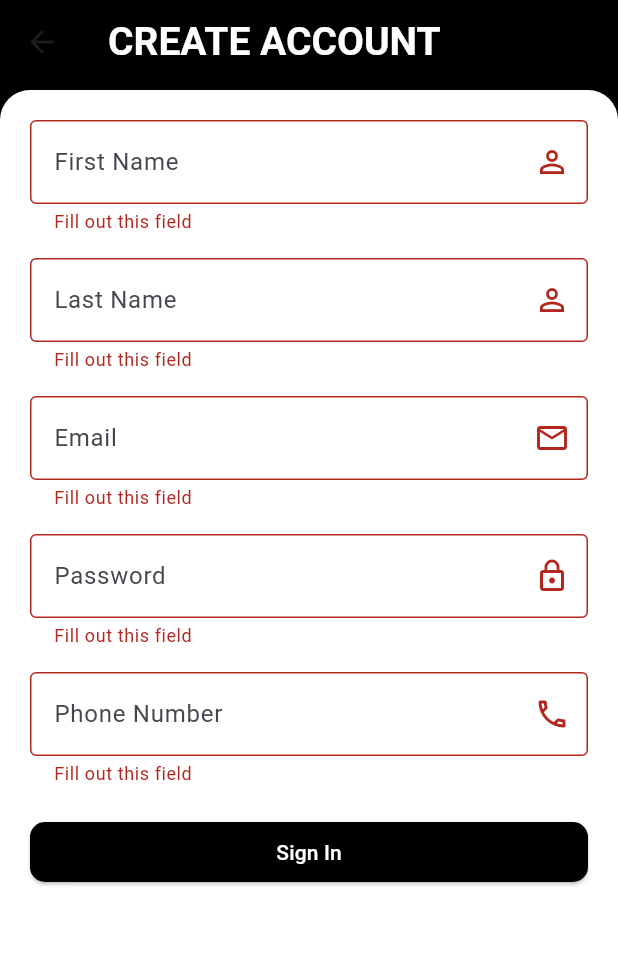
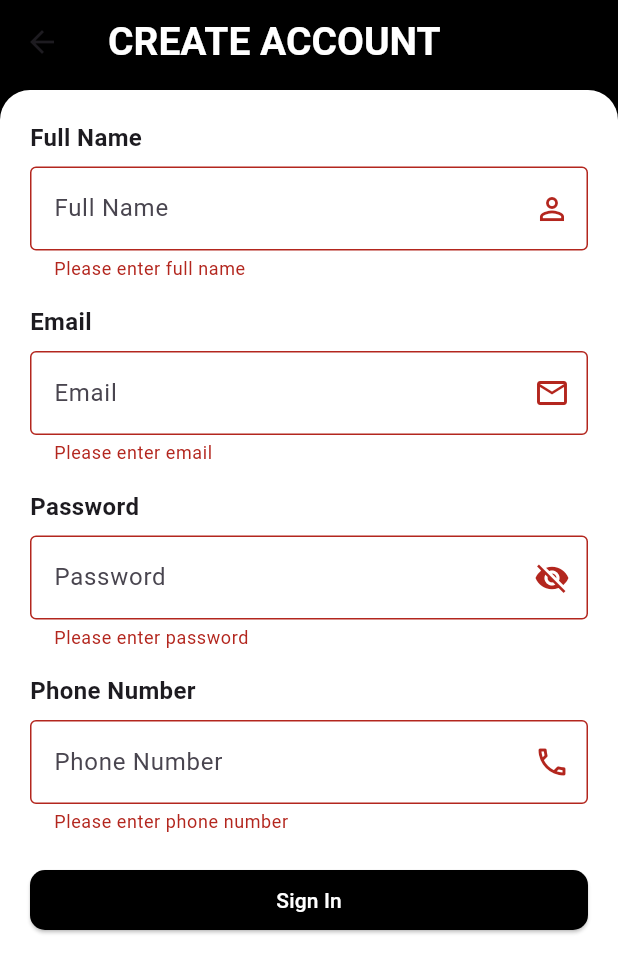
Before and after one commit to JashobeamKayiwa/TaskIT, a Flutter app: the RegisterPage screen opened directly, after a tap on "Sign In", on a phone screen of 412 x 824 dp. Shown: the top 973 px of the screen. Run offline on Flutter 3.47's test engine with Material 3 defaults, Android fonts, the phone set to English and light mode, and no system bars; our stand-ins replace firebase_core, flutter_otp_text_field; accounts and stored records are empty.

Commit message:
form field validation rules

```diff
--- a/task_it/lib/main.dart
+++ b/task_it/lib/main.dart
@@ -20,7 +20,7 @@ class MyApp extends StatelessWidget {
     return MaterialApp(
       debugShowCheckedModeBanner: false,
       title: 'TaskIT',
-      home: ForgotPage(),
+      home: LoginPage(),
     );
   }
 }
--- a/task_it/lib/screens/login.dart
+++ b/task_it/lib/screens/login.dart
@@ -1,4 +1,5 @@
 import 'package:flutter/material.dart';
+import 'package:flutter_otp_text_field/flutter_otp_text_field.dart';
 import 'package:task_it/constants/colors.dart';
 import 'package:task_it/screens/forgot.dart';
 import 'package:task_it/screens/register.dart';
@@ -87,10 +88,29 @@ class _LoginPageState extends State<LoginPage> {
                 ),
                 TextButton(
                     onPressed: () {
-                      Navigator.push(
-                          context,
-                          MaterialPageRoute(
-                              builder: (context) => ForgotPage()));
+                      showModalBottomSheet(
+                        context: context,
+                        builder: (context) => Container(
+                          padding: EdgeInsets.all(15.0),
+                          child: Column(
+                              crossAxisAlignment: CrossAxisAlignment.stretch,
+                              children: [
+                                Text("Enter Phone Number",
+                                    style: TextStyle(fontSize: 20.0)),
+                                Expanded(
+                                  child: OtpTextField(
+                                    numberOfFields: 10,
+                                    fillColor: const Color.fromARGB(
+                                        255, 211, 209, 209),
+                                    filled: true,
+                                    onSubmit: (code) {
+                                      print("Code is $code");
+                                    },
+                                  ),
+                                ),
+                              ]),
+                        ),
+                      );
                     },
                     child: Text(
                       "Forgot Password?",
--- a/task_it/lib/screens/register.dart
+++ b/task_it/lib/screens/register.dart
@@ -12,12 +12,13 @@ class RegisterPage extends StatefulWidget {
 
 class _RegisterPageState extends State<RegisterPage> {
   final _emailController = TextEditingController();
-  final _fNameController = TextEditingController();
-  final _lNameController = TextEditingController();
+  final _fullNameController = TextEditingController();
   final _passwordController = TextEditingController();
   final _numberController = TextEditingController();
 
   final _formKey = GlobalKey<FormState>();
+
+  bool _isPasswordVisible = false;
 
   @override
   Widget build(BuildContext context) {
@@ -44,23 +45,77 @@ class _RegisterPageState extends State<RegisterPage> {
                   Form(
                     key: _formKey,
                     child: Column(
-                      mainAxisAlignment: MainAxisAlignment.spaceAround,
                       crossAxisAlignment: CrossAxisAlignment.stretch,
                       children: [
-                        _buildTextFormField(_fNameController, "First Name",
-                            Icons.person_outline_sharp),
+                        _buildLabeledFormField(
+                          "Full Name",
+                          _fullNameController,
+                          Icons.person_outline_sharp,
+                          (value) {
+                            if (value!.isEmpty) {
+                              return "Please enter full name";
+                            } else if (value.trim().split(' ').length < 2) {
+                              return "Please enter at least two names";
+                            }
+                            return null;
+                          },
+                        ),
                         SizedBox(height: 16.0),
-                        _buildTextFormField(_lNameController, "Last Name",
-                            Icons.person_outline_sharp),
+                        _buildLabeledFormField(
+                          "Email",
+                          _emailController,
+                          Icons.email_outlined,
+                          (value) {
+                            if (value == null || value.isEmpty) {
+                              return "Please enter email";
+                            } else if (!value.contains('@')) {
+                              return "messi@example.com";
+                            }
+                            return null;
+                          },
+                        ),
                         SizedBox(height: 16.0),
-                        _buildTextFormField(
-                            _emailController, "Email", Icons.email_outlined),
+                        _buildLabeledFormField(
+                          "Password",
+                          _passwordController,
+                          Icons.lock_outline,
+                          (value) {
+                            if (value == null || value.isEmpty) {
+                              return "Please enter password";
+                            } else if (value.length <= 6) {
+                              return "Password must be more than 6 characters";
+                            }
+                            return null;
+                          },
+                          obscureText: !_isPasswordVisible, // Show asterisks
+                          suffixIcon: IconButton(
+                            icon: Icon(
+                              _isPasswordVisible
+                                  ? Icons.visibility
+                                  : Icons.visibility_off,
+                            ),
+                            onPressed: () {
+                              setState(() {
+                                _isPasswordVisible = !_isPasswordVisible;
+                              });
+                            },
+                          ),
+                        ),
                         SizedBox(height: 16.0),
-                        _buildTextFormField(_passwordController, "Password",
-                            Icons.lock_outline),
-                        SizedBox(height: 16.0),
-                        _buildTextFormField(_numberController, "Phone Number",
-                            Icons.phone_outlined),
+                        _buildLabeledFormField(
+                          "Phone Number",
+                          _numberController,
+                          Icons.phone_outlined,
+                          (value) {
+                            if (value == null || value.isEmpty) {
+                              return "Please enter phone number";
+                            } else if (value.length != 10 ||
+                                !RegExp(r'^[0-9]+$').hasMatch(value)) {
+                              return "Please enter a valid 10-digit phone number";
+                            }
+                            return null;
+                          },
+                        ),
                         SizedBox(height: 20.0),
                         RegButton(
                           onPress: () {
@@ -83,25 +138,35 @@ class _RegisterPageState extends State<RegisterPage> {
     );
   }
 
-  Widget _buildTextFormField(
-      TextEditingController controller, String hintText, IconData icon) {
-    return TextFormField(
-      validator: (value) {
-        if (value == null || value.isEmpty) {
-          return "Fill out this field";
-        } else {
-          null;
-        }
-      },
+  Widget _buildLabeledFormField(
+    String label,
+    TextEditingController controller,
+    IconData icon,
+    FormFieldValidator<String> validator, {
+    bool obscureText = false,
+    Widget? suffixIcon,
+  }) {
+    return Column(
+      crossAxisAlignment: CrossAxisAlignment.start,
+      children: [
+        Text(
+          label,
+          style: TextStyle(fontSize: 16.0, fontWeight: FontWeight.bold),
+        ),
+        SizedBox(height: 8.0),
+        TextFormField(
+          validator: validator,
           controller: controller,
           decoration: InputDecoration(
-        hintText: hintText,
+            hintText: label,
             fillColor: kGrey,
-        suffixIcon: Icon(icon),
+            suffixIcon: suffixIcon ?? Icon(icon),
             border: OutlineInputBorder(),
           ),
+          obscureText: obscureText, // Show asterisks if true
+        ),
+      ],
     );
-  }
   }
 
   Widget _buildAppBar() {
@@ -127,3 +192,4 @@ Widget _buildAppBar() {
       ),
     );
   }
+}
--- a/task_it/pubspec.yaml
+++ b/task_it/pubspec.yaml
@@ -42,7 +42,7 @@ dependencies:
   cloud_firestore: ^5.0.2
   firebase_core: ^3.2.0
   flutter_otp_text_field: ^1.1.0+2
-
+  get:
 
 dev_dependencies:
   flutter_test:
```
Also changed, not shown: task_it/pubspec.lock. Lines whose indentation alone changed are shown as unchanged.
